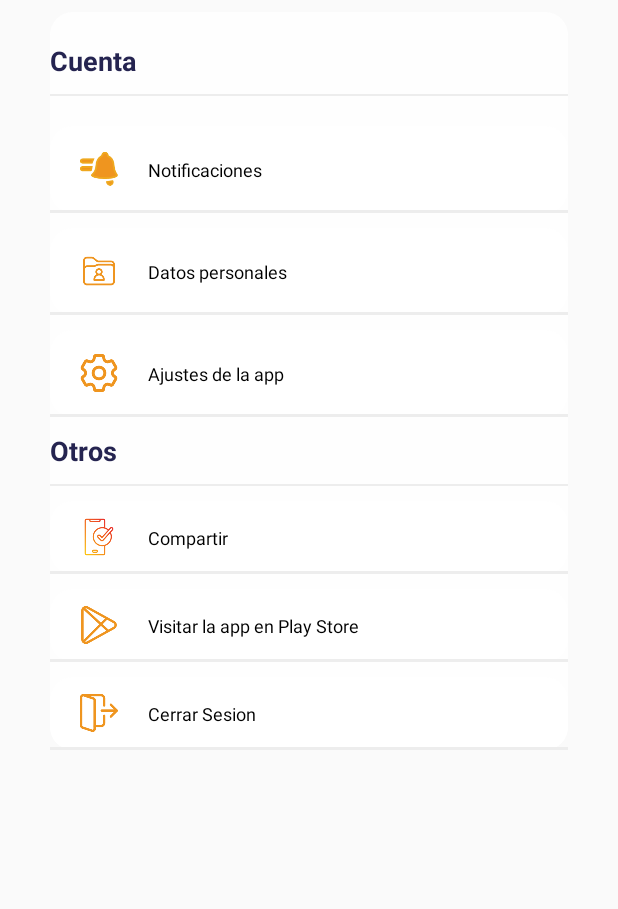
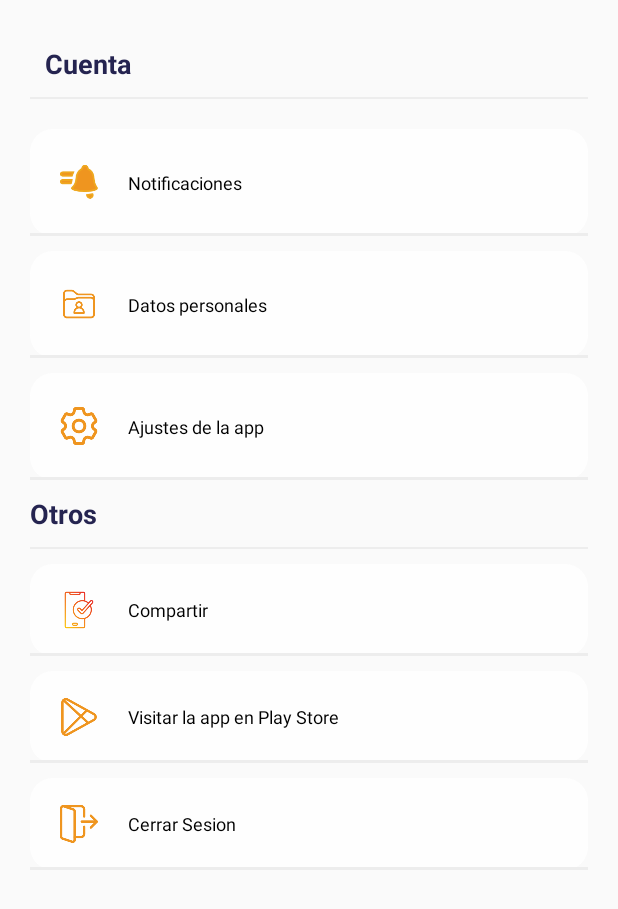
Before and after one commit to Angel-Carde-Pro/FIDABI_M4A_Projecto_FInal, an Android app: the layout profile_item.xml on its own in the app's theme, with its tools: preview values and no code run, on a phone screen of 412 x 824 dp. Shown: the top 909 px of the screen. Run offline under Robolectric (Android 15) with nearby library versions, the phone set to English and light mode, and no system bars.

Commit message:
Update profile_item.xml

```diff
--- a/app/src/main/res/layout/profile_item.xml
+++ b/app/src/main/res/layout/profile_item.xml
@@ -1,26 +1,16 @@
 <LinearLayout xmlns:android="http://schemas.android.com/apk/res/android"
     android:layout_width="match_parent"
-    android:layout_height="wrap_content"
-    android:orientation="horizontal"
-    android:padding="8dp">
-
-    <LinearLayout
-        android:layout_width="match_parent"
-        android:layout_height="492dp"
-        android:layout_marginLeft="25dp"
-        android:layout_marginTop="0dp"
-        android:layout_marginRight="25dp"
-        android:layout_weight="1"
-        android:background="@drawable/round_bg_while"
+    android:layout_height="600dp"
     android:orientation="vertical"
-        android:weightSum="6">
+    android:padding="20dp">
 
     <TextView
         android:id="@+id/cod_txt"
         android:layout_width="match_parent"
         android:layout_height="wrap_content"
-            android:layout_marginTop="20dp"
+        android:layout_marginTop="10dp"
         android:layout_marginBottom="10dp"
+        android:paddingLeft="10dp"
         android:text="@string/acount"
         android:textColor="#252450"
         android:textSize="18sp"
@@ -168,7 +158,7 @@
         android:background="#ededed" />
 
     <RelativeLayout
-            android:id="@+id/facebook"
+        android:id="@+id/share_app"
         android:layout_width="match_parent"
         android:layout_height="10dp"
         android:layout_weight="1"
@@ -205,7 +195,7 @@
     </RelativeLayout>
 
     <RelativeLayout
-            android:id="@+id/Twitter"
+        android:id="@+id/play_store"
         android:layout_width="match_parent"
         android:layout_height="10dp"
         android:layout_marginTop="10dp"
@@ -243,7 +233,7 @@
     </RelativeLayout>
 
     <RelativeLayout
-            android:id="@+id/Gmail"
+        android:id="@+id/log_out"
         android:layout_width="match_parent"
         android:layout_height="10dp"
         android:layout_marginTop="10dp"
@@ -281,5 +271,3 @@
     </RelativeLayout>
 
 </LinearLayout>
-
-</LinearLayout>
```
Lines whose indentation alone changed are shown as unchanged.
